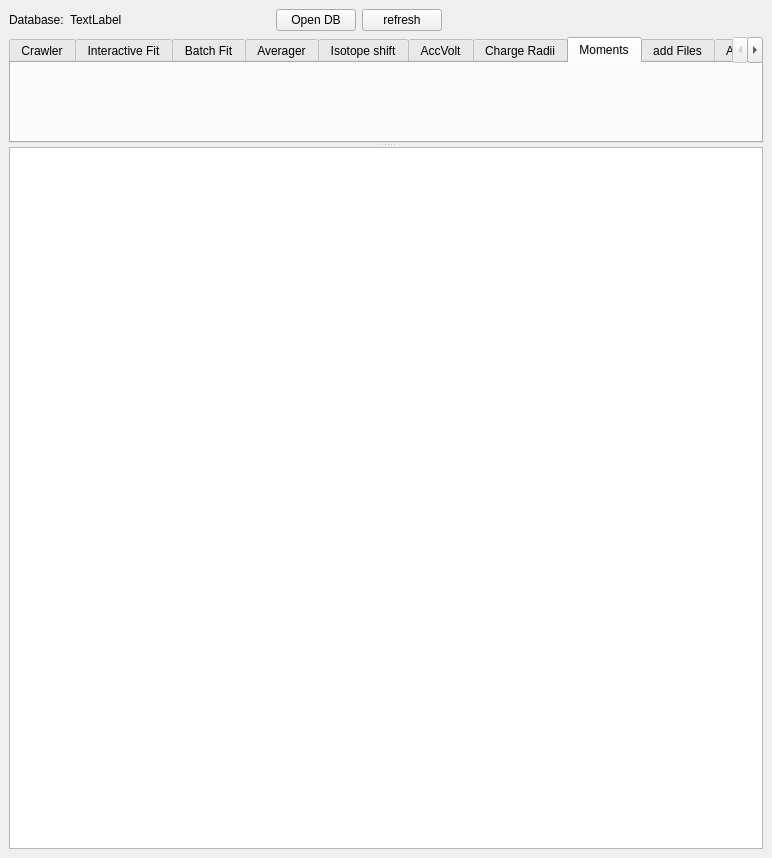
First picture: the form in PolliFit/source/Gui/Ui_Main.ui, repository lasersphere/Tilda, before the edit.
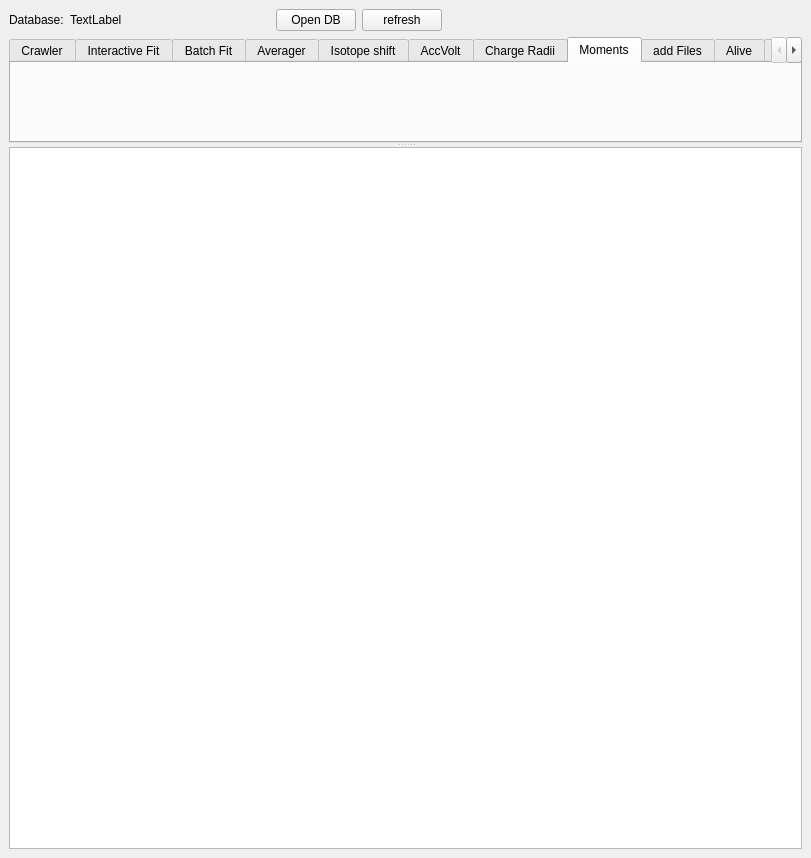
Second picture: the form after the edit. The open tabs and pages were chosen to show the change. Custom widgets are drawn as their Qt base class.

Commit message: fixed MainUi, to have ascii conversion tab

What changed in the file:
```diff
--- a/PolliFit/source/Gui/Ui_Main.ui
+++ b/PolliFit/source/Gui/Ui_Main.ui
@@ -6,7 +6,7 @@
    <rect>
     <x>0</x>
     <y>0</y>
-    <width>772</width>
+    <width>811</width>
     <height>858</height>
    </rect>
   </property>
@@ -152,6 +152,11 @@
          <string>Alive</string>
         </attribute>
        </widget>
+       <widget class="AsciiConvUi" name="asciiConv_tab">
+        <attribute name="title">
+         <string>ASCII conv.</string>
+        </attribute>
+       </widget>
       </widget>
       <widget class="QPlainTextEdit" name="oOut">
        <property name="plainText">
@@ -237,6 +242,12 @@
    <header>Gui.MomentsUi</header>
    <container>1</container>
   </customwidget>
+  <customwidget>
+   <class>AsciiConvUi</class>
+   <extends>QWidget</extends>
+   <header>Gui.AsciiConvUi</header>
+   <container>1</container>
+  </customwidget>
  </customwidgets>
  <resources/>
  <connections/>
```
Left out of the diff: 4 changed lines with no effect on the pictures. The commit also changes 1 other file.
